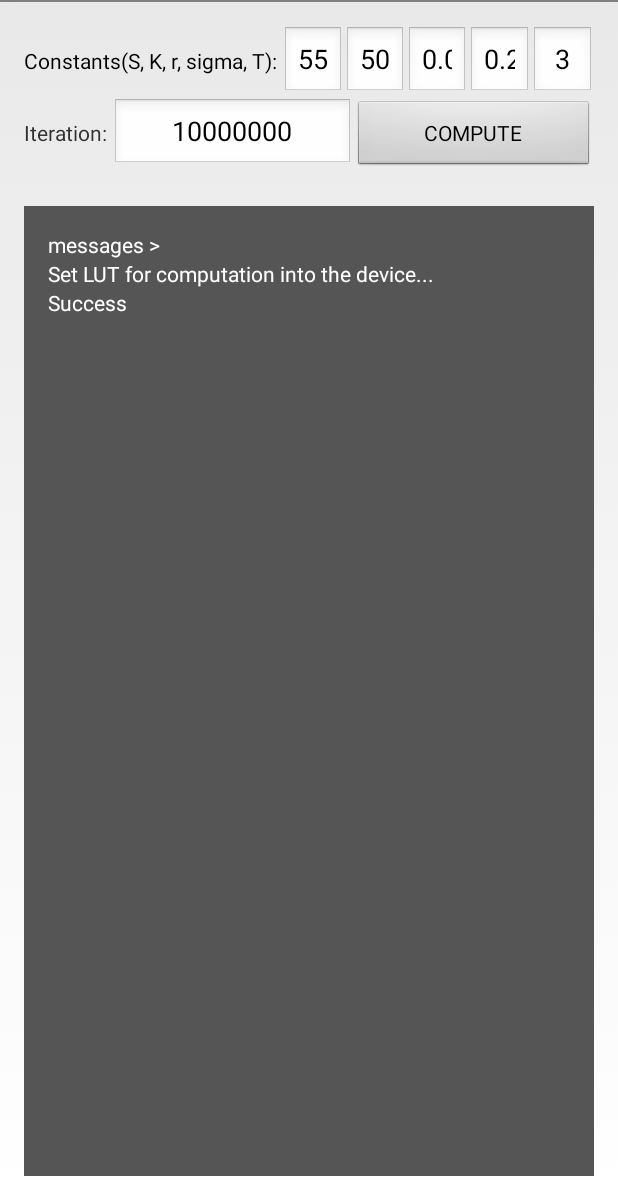
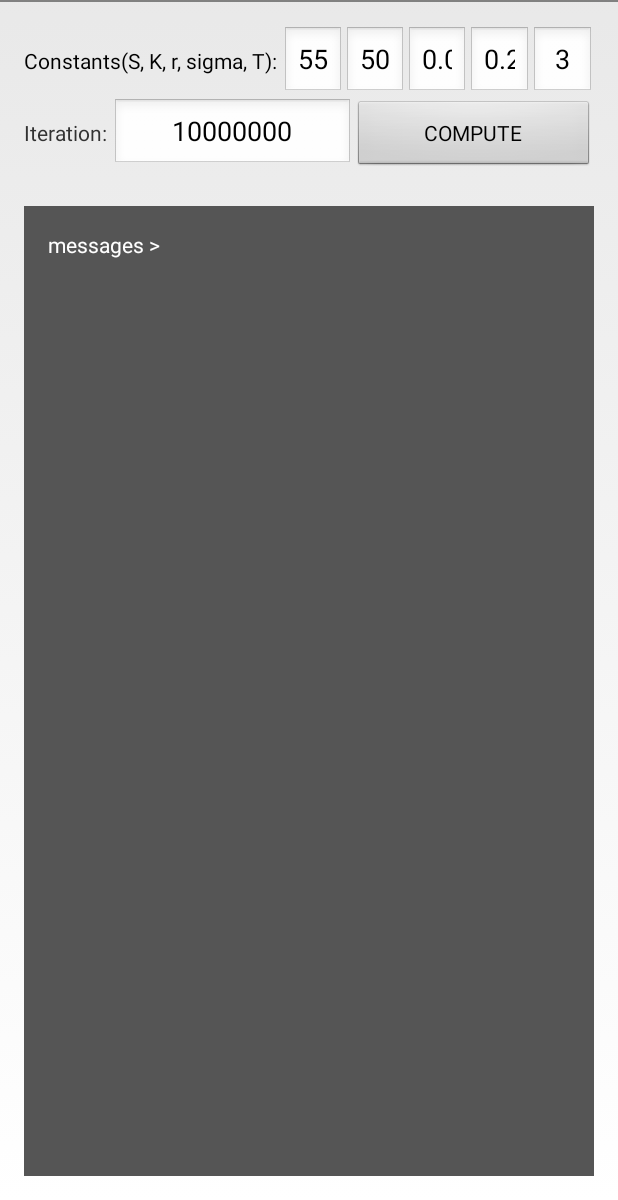
Before and after one commit to esmusssein/SNU-esd, an Android app: the screen it shows after launch (MainActivity), on a phone screen of 412 x 824 dp, the part 36-1236 px from its top. Run offline under Robolectric (Android 15) with nearby library versions, the phone set to English and light mode, and no system bars; 1 statement that could not run was skipped.

Commit message:
for next milestone

```diff
--- a/AndroidApp/app/src/main/java/kr/ac/snu/blackscholes/MainActivity.java
+++ b/AndroidApp/app/src/main/java/kr/ac/snu/blackscholes/MainActivity.java
@@ -52,13 +52,14 @@ public class MainActivity extends Activity {
         mEditTextIterateNumber = (EditText)findViewById(R.id.edit_text_M);
         mMessageLayout = (LinearLayout)findViewById(R.id.message_layout);
         // Set LUT for comutation into the device.
-        addMessageToMessageLayout("Set LUT for computation into the device...");
-        int result = setupLutIntoDevice();
-        if (result < 0) {
-            addMessageToMessageLayout("An error occurred at setLutIntoDevice().");
-            return;
-        }
-        addMessageToMessageLayout("Success");
+        // DEPRECATED.
+//        addMessageToMessageLayout("Set LUT for computation into the device...");
+//        int result = setupLutIntoDevice();
+//        if (result < 0) {
+//            addMessageToMessageLayout("An error occurred at setLutIntoDevice().");
+//            return;
+//        }
+//        addMessageToMessageLayout("Success");
     }
 
     public void onComputeButtonClick(View v) {
```
